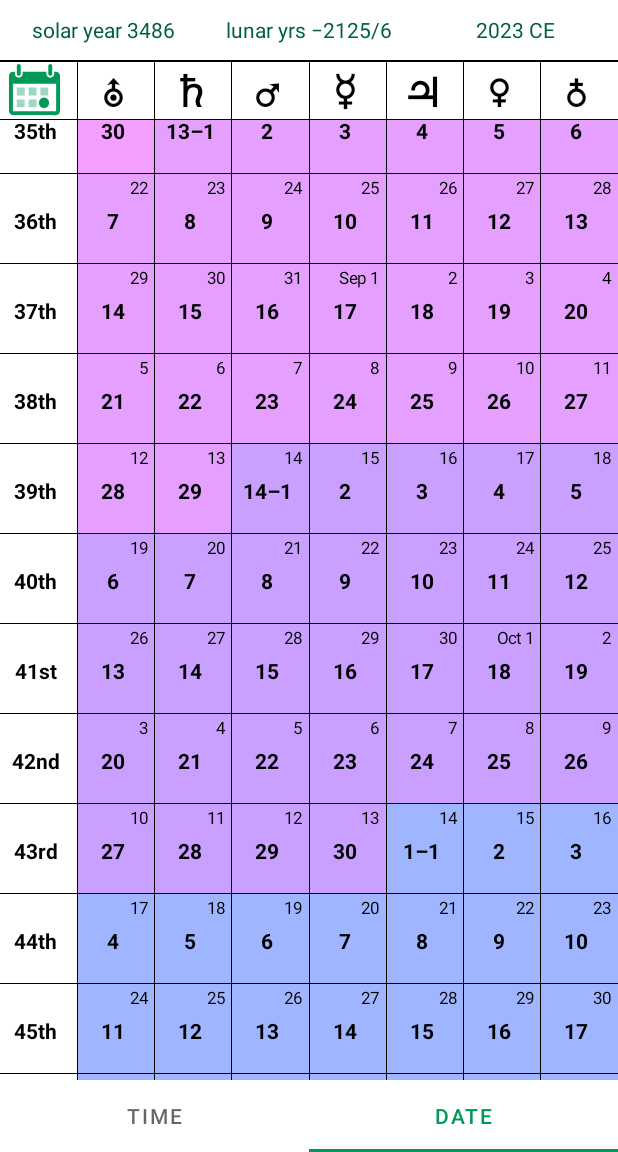
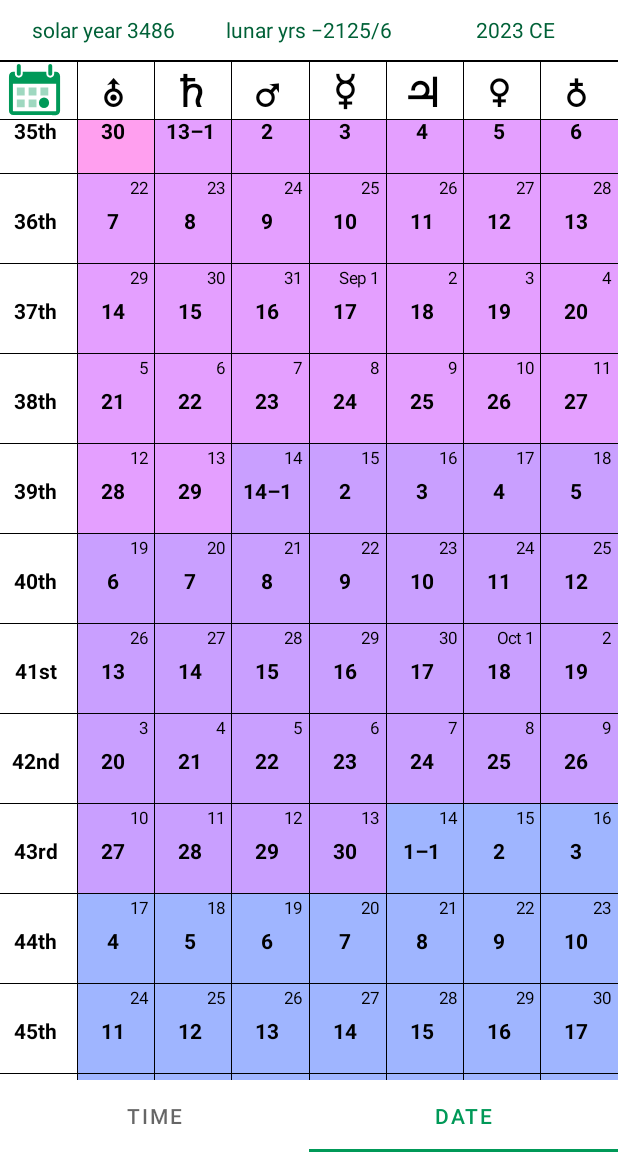
Before and after one commit to Anypodetos/LemCal, an Android app: the screen it shows after launch (MainActivity), item 2 of the bottom bar chosen, scrolled down 1344 dp, on a phone screen of 412 x 824 dp, the part 84-1236 px from its top. Run offline under Robolectric (Android 15) with nearby library versions, the phone set to English and light mode, and no system bars.

Commit message:
Add files via upload

```diff
--- a/LemCal/src/main/java/org/tessoft/lemcal/DateFragment.kt
+++ b/LemCal/src/main/java/org/tessoft/lemcal/DateFragment.kt
@@ -1,7 +1,7 @@
 package org.tessoft.lemcal
 
 /*
-Copyright 2022 Anypodetos (Michael Weber)
+Copyright 2022, 2023 Anypodetos (Michael Weber)
 
 This file is part of LemCal.
 
@@ -40,6 +40,7 @@ import androidx.appcompat.app.AlertDialog
 import androidx.recyclerview.widget.LinearLayoutManager
 import androidx.recyclerview.widget.RecyclerView
 import android.text.format.DateUtils
+import android.util.Log
 import android.view.inputmethod.EditorInfo
 import android.widget.Toast
 import java.text.DecimalFormat
@@ -53,7 +54,7 @@ const val SOLAR_YEAR_RANGE =  1200 /* lunar year gets inexact at about solar yea
 
 const val MARK_TODAY = 3f
 val BACK_COLORS = arrayOf(0, 0x60003cff, 0x600095ff, 0x6000d0ff, 0x6000ffbb, 0x6000ff22, 0x60b7ff00, 0x60ffdd00,
-                             0x60ffae00, 0x60ff7700, 0x60ff4000, 0x60ff005e, 0x60e100ff, 0x60b700ff, 0x606f00ff)
+                             0x60ffae00, 0x60ff7700, 0x60ff4000, 0x60ff005e, 0x60ff00d5, 0x60b700ff, 0x606f00ff)
 
 @SuppressLint("ClickableViewAccessibility")
 class WeekView(context: Context, attrs: AttributeSet) : View(context, attrs) {
@@ -122,15 +123,16 @@ class WeekView(context: Context, attrs: AttributeSet) : View(context, attrs) {
                         playSoundEffect(SoundEffectConstants.CLICK)
                         val title = mainActivity.getString(if (cell == 0) R.string.week_title else R.string.day_title)
                         val lunarMessage = if (cell > 0)
-                            ("\n◆ " + resources.getString(R.string.lunar_template, lunarYear(cell), lunarMonths[if (cell < lunarBackLimits[1]) 0 else 1],
-                                cellTexts[cell][0].substringAfter('–'))) else ""
+                            ("\n◆ " + resources.getString(if (mainActivity.calendarNumbers == 10) R.string.lunar_template else R.string.lunar_template_hex,
+                                lunarYear(cell), lunarMonths[if (cell < lunarBackLimits[1]) 0 else 1], cellTexts[cell][0].substringAfter('–'))) else ""
                         val gregorianMessage = if (cell > 0)
                             ("\n◆ " + DateUtils.formatDateTime(context, (unixDay + cell - 1) * 86_400_000L,
                                 DateUtils.FORMAT_SHOW_WEEKDAY or DateUtils.FORMAT_SHOW_DATE or DateUtils.FORMAT_SHOW_YEAR)) else ""
                         val unixMessage = if (cell > 0)
                             ("\n◆ " + resources.getString(R.string.unix_template, DecimalFormat("#,###,##0").format(unixDay + cell - 1))
                                 .replace('-', '−')) else ""
-                        val message = "◆ $solarMessage $solarYear$lunarMessage$gregorianMessage$unixMessage"
+                        val message =
+                            "◆ $solarMessage, ${solarYear.toString(mainActivity.calendarNumbers).uppercase()}$lunarMessage$gregorianMessage$unixMessage"
                         AlertDialog.Builder(mainActivity)
                             .setTitle(title)
                             .setMessage(message)
@@ -221,15 +223,17 @@ class RecyclerAdapter internal constructor(private val mainActivity: MainActivit
             holder.week.solarYear % 4 == 0 && holder.week.solarYear % 128 != 0 -> 2
             else -> 1
         }
-        holder.week.today = with (Calendar.getInstance().timeInMillis / 86_400_000 - (holder.week.unixDay - 1L)) {
-            if (this in 1..dayCount) this.toInt() else 0
+        holder.week.today = (Calendar.getInstance().timeInMillis / 86_400_000 - (holder.week.unixDay - 1L)).let {
+            if (it in 1..dayCount) it.toInt() else 0
         }
+        val solarWeek = holder.week.solarWeek.toString(mainActivity.calendarNumbers).uppercase()
         holder.week.cellTexts[0][0] = when (holder.week.solarWeek) {
-            1, 21, 31, 41, 51 -> "${holder.week.solarWeek}st"
-            2, 22, 32, 42, 52 -> "${holder.week.solarWeek}nd"
-            3, 23, 33, 43     -> "${holder.week.solarWeek}rd"
-            53                -> if (dayCount == 1) "♆" else "ℓ/♆"
-            else              -> "${holder.week.solarWeek}th"
+            /* This syntax is just too cool not to use! */
+            in (if (mainActivity.calendarNumbers == 10) setOf(1, 21, 31, 41, 51) else setOf(1, 33, 49)) -> "${solarWeek}st"
+            in (if (mainActivity.calendarNumbers == 10) setOf(2, 22, 32, 42, 52) else setOf(2, 34, 50)) -> "${solarWeek}nd"
+            in (if (mainActivity.calendarNumbers == 10) setOf(3, 23, 33, 43    ) else setOf(3, 35, 51)) -> "${solarWeek}rd"
+            53 -> if (dayCount == 1) "♆" else "ℓ/♆"
+            else -> "${solarWeek}th"
         }
 
         /*  l u n a r   d a t e  */
@@ -263,12 +267,12 @@ class RecyclerAdapter internal constructor(private val mainActivity: MainActivit
         val lunarMonthLength = if (lunarMonth % 2 == 0 ||
             ((holder.week.lunarYear % 2 == 0 && holder.week.lunarYear % 16 != 0 || holder.week.lunarYear % 48 == 0) && lunarMonth == 3))
                 30 else 29
-        for (i in 1..dayCount) with((lunarDay + i - 1) % lunarMonthLength + 1) {
-            holder.week.cellTexts[i][0] = (if (this == 1) {
+        for (i in 1..dayCount) holder.week.cellTexts[i][0] = ((lunarDay + i - 1) % lunarMonthLength + 1).let {
+            (if (it == 1) {
                 if (i > 1) holder.week.lunarBackLimits[1] = i
-                "${holder.week.lunarMonths[if (i > 1) 1 else 0]}–"
-            } else "") + toString()
-        }
+                (holder.week.lunarMonths[if (i > 1) 1 else 0]).toString(mainActivity.calendarNumbers) + "–"
+            } else "") + it.toString(mainActivity.calendarNumbers)
+        }.uppercase()
 
         /*  G r e g o r i a n   d a t e  */
         for (i in 0..1) {
@@ -287,7 +291,8 @@ class RecyclerAdapter internal constructor(private val mainActivity: MainActivit
 
         /*  s o l a r   y e a r   s t a r t  */
         if (holder.week.solarWeek == 53 && holder.week.solarYear + 1 < SOLAR_YEAR_START + SOLAR_YEAR_RANGE)
-            holder.week.cellTexts[3 + dayCount][0] = mainActivity.getString(R.string.solar_year_start, holder.week.solarYear + 1)
+            holder.week.cellTexts[3 + dayCount][0] = mainActivity.getString(
+                if (mainActivity.calendarNumbers == 10) R.string.solar_year_start else R.string.solar_year_start_hex, holder.week.solarYear + 1)
     }
 
     inner class WeekViewHolder internal constructor(itemView: View) : RecyclerView.ViewHolder(itemView) {
@@ -323,16 +328,15 @@ class DateFragment : Fragment() {
         recycler.addOnScrollListener(object : RecyclerView.OnScrollListener() {
             override fun onScrolled(recyclerView: RecyclerView, dx: Int, dy: Int) {
                 super.onScrolled(recyclerView, dx, dy)
-                if (recycler.layoutManager is LinearLayoutManager) {
                 val (first, firstWeek) = firstViewHolder()
                 val (last,  lastWeek)  = lastViewHolder()
-                    val firstSolar = (first / 53 + SOLAR_YEAR_START).toString()
-                    val lastSolar  = (last  / 53 + SOLAR_YEAR_START).toString()
+                val firstSolar = (first / 53 + SOLAR_YEAR_START).toString((activity as MainActivity).calendarNumbers).uppercase()
+                val lastSolar  = (last  / 53 + SOLAR_YEAR_START).toString((activity as MainActivity).calendarNumbers).uppercase()
                 solarYear.text = if (firstSolar == lastSolar) getString(R.string.solar_year, firstSolar) else
                     getString(R.string.solar_years, firstSolar, lastSolar.removePrefix(lastSolar.commonPrefixWith(firstSolar)))
 
-                    val firstLunar = firstWeek?.lunarYear.toString()
-                    val lastLunar  = lastWeek?.lunarYear(7).toString()
+                val firstLunar = (firstWeek?.lunarYear ?: 0).toString((activity as MainActivity).calendarNumbers).uppercase()
+                val lastLunar  = (lastWeek?.lunarYear(7) ?: 0).toString((activity as MainActivity).calendarNumbers).uppercase()
                 lunarYear.text = if (firstLunar == lastLunar) getString(R.string.lunar_year, firstLunar) else
                     getString(R.string.lunar_years, firstLunar, lastLunar.removePrefix(lastLunar.commonPrefixWith(firstLunar)))
 
@@ -341,34 +345,31 @@ class DateFragment : Fragment() {
                 gregorianYear.text = if (firstGregorian == lastGregorian) getString(R.string.gregorian_year, firstGregorian) else
                     getString(R.string.gregorian_years, firstGregorian, lastGregorian.removePrefix(lastGregorian.commonPrefixWith(firstGregorian)))
                 (activity as MainActivity).datePosition = first
-                }
+                //(activity as MainActivity).todayVisible =
+                //    (Calendar.getInstance().timeInMillis / 86_400_000 in (firstWeek?.unixDay ?: Int.MAX_VALUE)..(lastWeek?.unixDay ?: Int.MIN_VALUE) + 6)
             }
         })
 
         solarYear.setOnClickListener {
             gotoYearDialog(R.string.go_solar_year) {
+                Log.d("solarYear", "$it ")
                 (it - SOLAR_YEAR_START) * 53 - 1
             }
         }
         lunarYear.setOnClickListener {
             gotoYearDialog(R.string.go_lunar_year) {
-                ((it - 2078) * 59.7245 - UNIX_DAY_START / 6.89136).roundToInt() - 20 /// tweak?
+                ((it - 2078) * 59.725 - UNIX_DAY_START / 6.89136).roundToInt() - 20
             }
         }
         gregorianYear.setOnClickListener {
             gotoYearDialog(R.string.go_gregorian_year) {
-                (it + 1463 - SOLAR_YEAR_START) * 53 + 1
+                (it + 1463 - SOLAR_YEAR_START) * 53
             }
         }
 
         todayButton.setOnClickListener {
-            val (thisPos, size) = (recycler.layoutManager as LinearLayoutManager).let {
-                Pair((it.findLastVisibleItemPosition() + it.findFirstVisibleItemPosition()) / 2,
-                      it.findLastVisibleItemPosition() - it.findFirstVisibleItemPosition())
-            }
-            with (Calendar.getInstance()) {
-                val todayPos = (get(Calendar.YEAR) + 1463 - SOLAR_YEAR_START) * 53 + get(Calendar.WEEK_OF_YEAR)
-                scrollTo(todayPos + if (todayPos < thisPos) - size / 2 else size / 2)
+            with(Calendar.getInstance()) {
+                scrollTo((get(Calendar.YEAR) + 1463 - SOLAR_YEAR_START) * 53 + get(Calendar.WEEK_OF_YEAR))
             }
         }
 
@@ -376,6 +377,12 @@ class DateFragment : Fragment() {
             if (this == -1) todayButton.performClick() else recycler.scrollToPosition(this)
         }
         return root
+    }
+
+    @SuppressLint("NotifyDataSetChanged")
+    override fun onResume() {
+        super.onResume()
+        recycler.adapter?.notifyDataSetChanged() /* update numbers when dec/hex has changed */
     }
 
     private fun gotoYearDialog(titleRes: Int, calcPos: (Int) -> Int) {
@@ -411,7 +418,7 @@ class DateFragment : Fragment() {
     private fun scrollTo(position: Int) {
       //  val distance = position - (activity as MainActivity).datePosition
       //  if (abs(distance) > 10) recycler.scrollToPosition(position - 10 * distance.sign)
-        recycler.scrollToPosition(position)
+        (recycler.layoutManager as LinearLayoutManager).scrollToPositionWithOffset(position, 0)
     }
 
     companion object {
--- a/LemCal/src/main/java/org/tessoft/lemcal/MainActivity.kt
+++ b/LemCal/src/main/java/org/tessoft/lemcal/MainActivity.kt
@@ -1,7 +1,7 @@
 package org.tessoft.lemcal
 
 /*
-Copyright 2022 Anypodetos (Michael Weber)
+Copyright 2022, 2023 Anypodetos (Michael Weber)
 
 This file is part of LemCal.
 
@@ -55,7 +55,8 @@ class MainActivity : AppCompatActivity() {
     var clipboard: ClipboardManager? = null
 
     var timeZone = 0
-    var datePosition = 0
+    var datePosition = -1
+    //var todayVisible = false
     var analogNumbers = 16
     var digitalNumbers = 16
     var calendarNumbers = 10
@@ -96,6 +97,7 @@ class MainActivity : AppCompatActivity() {
         pager.setCurrentItem(preferences.getInt("page", 0), false)
         timeZone = preferences.getInt("timezone", 0)
         datePosition = preferences.getInt("datePosition", -1)
+        //todayVisible = preferences.getBoolean("todayVisible", false)
         analogNumbers = preferences.getString("analogNumbers", null)?.toIntOrNull() ?: 16
         digitalNumbers = preferences.getString("digitalNumbers", null)?.toIntOrNull() ?: 16
         calendarNumbers = preferences.getString("calendarNumbers", null)?.toIntOrNull() ?: 10
@@ -108,6 +110,7 @@ class MainActivity : AppCompatActivity() {
         editor.putInt("page", pager.currentItem)
         editor.putInt("timezone", timeZone)
         editor.putInt("datePosition", datePosition)
+        //editor.putBoolean("todayVisible", todayVisible)
         editor.apply()
     }
 
--- a/LemCal/src/main/java/org/tessoft/lemcal/TimeFragment.kt
+++ b/LemCal/src/main/java/org/tessoft/lemcal/TimeFragment.kt
@@ -1,7 +1,7 @@
 package org.tessoft.lemcal
 
 /*
-Copyright 2022 Anypodetos (Michael Weber)
+Copyright 2022, 2023 Anypodetos (Michael Weber)
 
 This file is part of LemCal.
 
@@ -161,7 +161,9 @@ class TimeView(context: Context, attrs: AttributeSet) : View(context, attrs) {
             timeFloat *= 16
         }
 
-        lemTimeText = time.toString(mainActivity?.digitalNumbers ?: 16).uppercase().padStart(4, '0')
+        lemTimeText = time.toString(mainActivity?.digitalNumbers ?: 16).let {
+            if (mainActivity?.digitalNumbers == 10) it else it.uppercase().padStart(4, '0')
+        }
     }
 
     private fun calcOurClock() {
```
Lines whose indentation alone changed are shown as unchanged.
